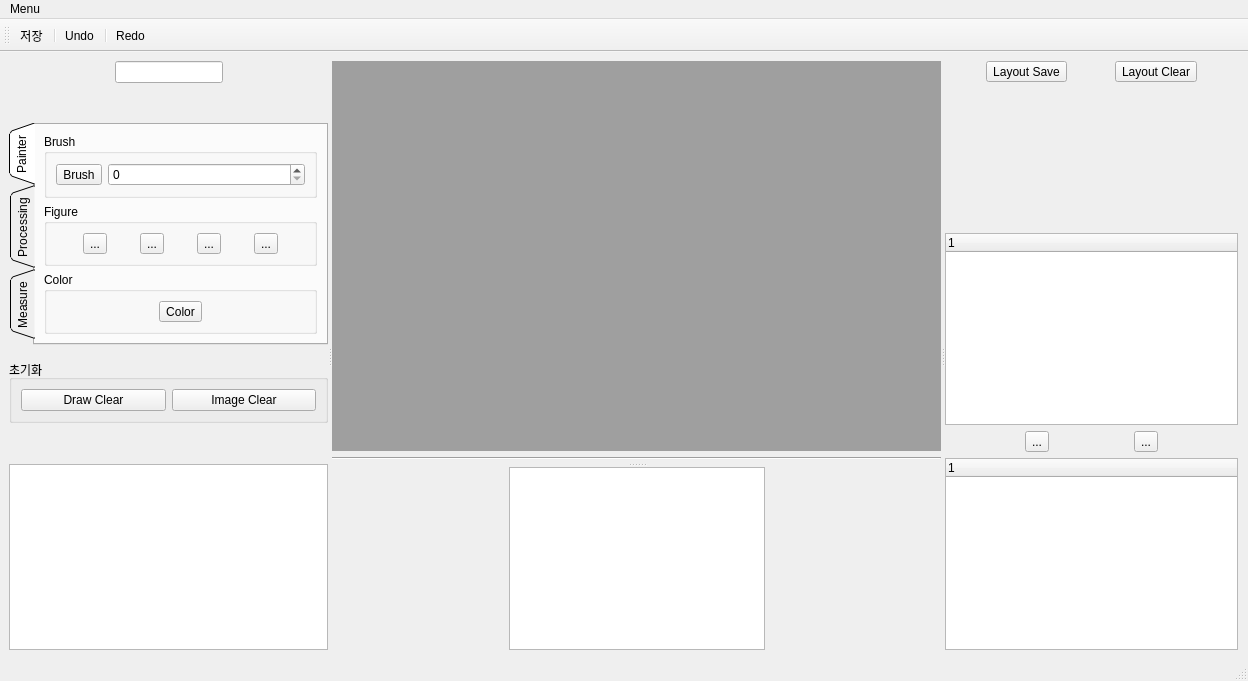
purenaa/Final_Project_Reference, file DentistApp/mainwindow.ui: the form before one commit.
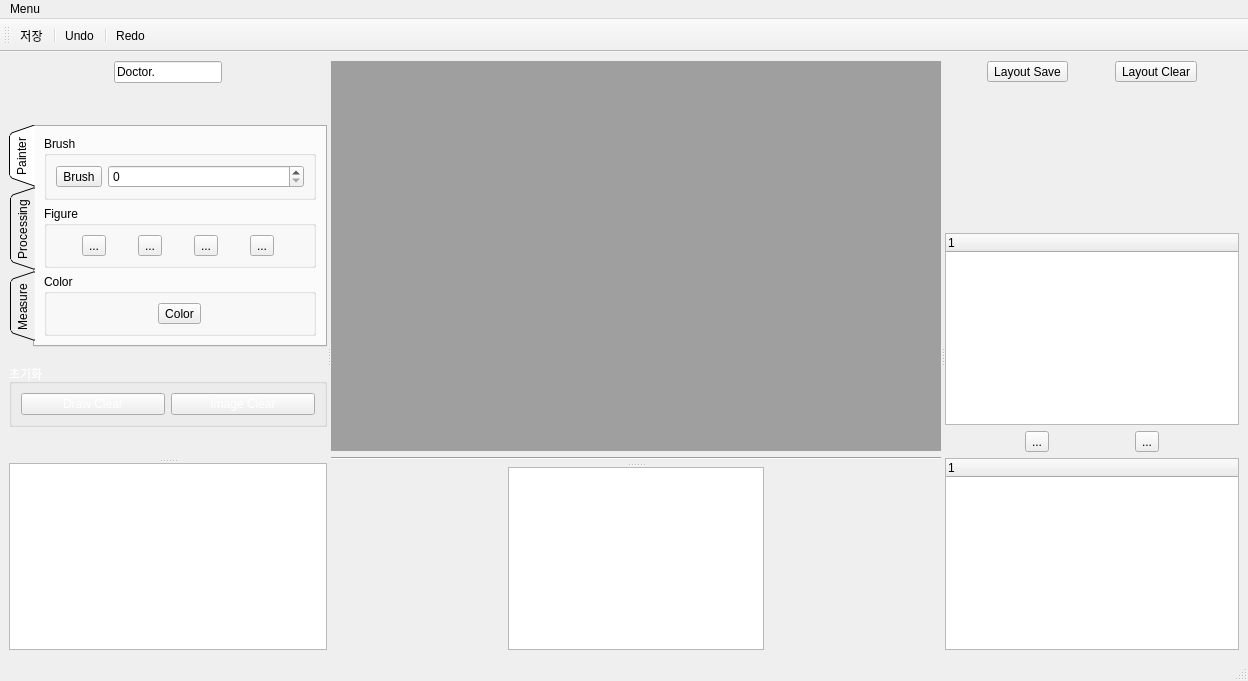
The form after the commit. The open tabs and pages were chosen to show the change. Icons and pictures are not drawn.

```diff
--- a/DentistApp/mainwindow.ui
+++ b/DentistApp/mainwindow.ui
@@ -15,19 +15,25 @@
   </property>
   <property name="styleSheet">
    <string notr="true">QMainWindow {background-color: rgb(32, 56, 100)};
+
 </string>
   </property>
   <widget class="QWidget" name="centralwidget">
    <layout class="QVBoxLayout" name="verticalLayout_12">
-    <property name="rightMargin">
-     <number>10</number>
-    </property>
     <item>
+     <widget class="QSplitter" name="splitter4">
+      <property name="orientation">
+       <enum>Qt::Horizontal</enum>
+      </property>
      <widget class="QSplitter" name="splitter3">
       <property name="orientation">
        <enum>Qt::Horizontal</enum>
       </property>
-      <widget class="QWidget" name="">
+       <widget class="QSplitter" name="splitter">
+        <property name="orientation">
+         <enum>Qt::Vertical</enum>
+        </property>
+        <widget class="QWidget" name="layoutWidget">
        <layout class="QVBoxLayout" name="verticalLayout_8">
         <item>
          <layout class="QVBoxLayout" name="verticalLayout_5">
@@ -47,7 +53,11 @@
              </spacer>
             </item>
             <item>
-             <widget class="QLineEdit" name="doctorNameLineEdit"/>
+               <widget class="QLineEdit" name="doctorNameLineEdit">
+                <property name="text">
+                 <string>Doctor.</string>
+                </property>
+               </widget>
             </item>
             <item>
              <spacer name="horizontalSpacer_7">
@@ -81,9 +91,6 @@
         </item>
         <item>
          <widget class="QTabWidget" name="tabWidget">
-          <property name="styleSheet">
-           <string notr="true">QtabWidget {background-color: rgb(32, 56, 100)};</string>
-          </property>
           <property name="tabPosition">
            <enum>QTabWidget::West</enum>
           </property>
@@ -100,12 +107,19 @@
            <layout class="QVBoxLayout" name="verticalLayout">
             <item>
              <widget class="QGroupBox" name="brushGroupBox">
+                <property name="styleSheet">
+                 <string notr="true">QGroupBox {color: rgb(255, 255, 255)};</string>
+                </property>
               <property name="title">
                <string>Brush</string>
               </property>
               <layout class="QHBoxLayout" name="horizontalLayout_6">
                <item>
                 <widget class="QToolButton" name="brushToolButton">
+                   <property name="styleSheet">
+                    <string notr="true">QToolButton {color: rgb(255, 255, 255)};
+</string>
+                   </property>
                  <property name="text">
                   <string>Brush</string>
                  </property>
@@ -123,6 +137,9 @@
             </item>
             <item>
              <widget class="QGroupBox" name="figureGroupBox">
+                <property name="styleSheet">
+                 <string notr="true">QGroupBox {color: rgb(255, 255, 255)};</string>
+                </property>
               <property name="title">
                <string>Figure</string>
               </property>
@@ -224,6 +241,9 @@
             </item>
             <item>
              <widget class="QGroupBox" name="colorGroupBox">
+                <property name="styleSheet">
+                 <string notr="true">QGroupBox {color: rgb(255, 255, 255)};</string>
+                </property>
               <property name="title">
                <string>Color</string>
               </property>
@@ -260,6 +280,9 @@
            <layout class="QVBoxLayout" name="verticalLayout_4">
             <item>
              <widget class="QGroupBox" name="imageGroupBox">
+                <property name="styleSheet">
+                 <string notr="true">QGroupBox {color: rgb(255, 255, 255)};</string>
+                </property>
               <property name="title">
                <string>Image</string>
               </property>
@@ -479,6 +502,9 @@
            <layout class="QVBoxLayout" name="verticalLayout_6">
             <item>
              <widget class="QGroupBox" name="measureGroupBox">
+                <property name="styleSheet">
+                 <string notr="true">QGroupBox {color: rgb(255, 255, 255)};</string>
+                </property>
               <property name="title">
                <string>Measure</string>
               </property>
@@ -557,6 +583,9 @@
             </item>
             <item>
              <widget class="QGroupBox" name="implantGroupBox">
+                <property name="styleSheet">
+                 <string notr="true">QGroupBox {color: rgb(255, 255, 255)};</string>
+                </property>
               <property name="title">
                <string>Implant</string>
               </property>
@@ -645,16 +674,128 @@
            <widget class="QGroupBox" name="initializationGroupBox">
             <property name="palette">
              <palette>
-              <active/>
-              <inactive/>
-              <disabled/>
+                <active>
+                 <colorrole role="WindowText">
+                  <brush brushstyle="SolidPattern">
+                   <color alpha="255">
+                    <red>255</red>
+                    <green>255</green>
+                    <blue>255</blue>
+                   </color>
+                  </brush>
+                 </colorrole>
+                 <colorrole role="Text">
+                  <brush brushstyle="SolidPattern">
+                   <color alpha="255">
+                    <red>255</red>
+                    <green>255</green>
+                    <blue>255</blue>
+                   </color>
+                  </brush>
+                 </colorrole>
+                 <colorrole role="ButtonText">
+                  <brush brushstyle="SolidPattern">
+                   <color alpha="255">
+                    <red>255</red>
+                    <green>255</green>
+                    <blue>255</blue>
+                   </color>
+                  </brush>
+                 </colorrole>
+                 <colorrole role="PlaceholderText">
+                  <brush brushstyle="SolidPattern">
+                   <color alpha="255">
+                    <red>255</red>
+                    <green>255</green>
+                    <blue>255</blue>
+                   </color>
+                  </brush>
+                 </colorrole>
+                </active>
+                <inactive>
+                 <colorrole role="WindowText">
+                  <brush brushstyle="SolidPattern">
+                   <color alpha="255">
+                    <red>255</red>
+                    <green>255</green>
+                    <blue>255</blue>
+                   </color>
+                  </brush>
+                 </colorrole>
+                 <colorrole role="Text">
+                  <brush brushstyle="SolidPattern">
+                   <color alpha="255">
+                    <red>255</red>
+                    <green>255</green>
+                    <blue>255</blue>
+                   </color>
+                  </brush>
+                 </colorrole>
+                 <colorrole role="ButtonText">
+                  <brush brushstyle="SolidPattern">
+                   <color alpha="255">
+                    <red>255</red>
+                    <green>255</green>
+                    <blue>255</blue>
+                   </color>
+                  </brush>
+                 </colorrole>
+                 <colorrole role="PlaceholderText">
+                  <brush brushstyle="SolidPattern">
+                   <color alpha="255">
+                    <red>255</red>
+                    <green>255</green>
+                    <blue>255</blue>
+                   </color>
+                  </brush>
+                 </colorrole>
+                </inactive>
+                <disabled>
+                 <colorrole role="WindowText">
+                  <brush brushstyle="SolidPattern">
+                   <color alpha="255">
+                    <red>255</red>
+                    <green>255</green>
+                    <blue>255</blue>
+                   </color>
+                  </brush>
+                 </colorrole>
+                 <colorrole role="Text">
+                  <brush brushstyle="SolidPattern">
+                   <color alpha="255">
+                    <red>255</red>
+                    <green>255</green>
+                    <blue>255</blue>
+                   </color>
+                  </brush>
+                 </colorrole>
+                 <colorrole role="ButtonText">
+                  <brush brushstyle="SolidPattern">
+                   <color alpha="255">
+                    <red>255</red>
+                    <green>255</green>
+                    <blue>255</blue>
+                   </color>
+                  </brush>
+                 </colorrole>
+                 <colorrole role="PlaceholderText">
+                  <brush brushstyle="SolidPattern">
+                   <color alpha="255">
+                    <red>255</red>
+                    <green>255</green>
+                    <blue>255</blue>
+                   </color>
+                  </brush>
+                 </colorrole>
+                </disabled>
              </palette>
             </property>
             <property name="autoFillBackground">
              <bool>false</bool>
             </property>
             <property name="styleSheet">
-             <string notr="true">initializationGroupBox {border-color: rgb(0, 0, 0)};
+               <string notr="true">QGroupBox {color: rgb(255, 255, 255)};
+
 
 </string>
             </property>
@@ -698,13 +839,14 @@
           </property>
           <property name="sizeHint" stdset="0">
            <size>
-            <width>20</width>
-            <height>40</height>
+              <width>256</width>
+              <height>36</height>
            </size>
           </property>
          </spacer>
         </item>
-        <item>
+         </layout>
+        </widget>
          <widget class="QTableView" name="patientTableView">
           <property name="alternatingRowColors">
            <bool>true</bool>
@@ -716,18 +858,12 @@
            <number>15</number>
           </attribute>
          </widget>
-        </item>
-       </layout>
-      </widget>
-      <widget class="QSplitter" name="splitter">
-       <property name="orientation">
-        <enum>Qt::Horizontal</enum>
-       </property>
+       </widget>
        <widget class="QSplitter" name="splitter2">
         <property name="orientation">
          <enum>Qt::Vertical</enum>
         </property>
-        <widget class="QWidget" name="">
+        <widget class="QWidget" name="layoutWidget">
          <layout class="QVBoxLayout" name="verticalLayout_11">
           <item>
            <widget class="QMdiArea" name="mdiArea">
@@ -762,7 +898,7 @@
           </item>
          </layout>
         </widget>
-        <widget class="QWidget" name="">
+        <widget class="QWidget" name="layoutWidget">
          <layout class="QHBoxLayout" name="horizontalLayout_14">
           <item>
            <spacer name="horizontalSpacer_9">
@@ -796,7 +932,8 @@
          </layout>
         </widget>
        </widget>
-       <widget class="QWidget" name="">
+      </widget>
+      <widget class="QWidget" name="layoutWidget">
         <layout class="QVBoxLayout" name="verticalLayout_10">
          <item>
           <layout class="QVBoxLayout" name="verticalLayout_9">
@@ -969,7 +1106,6 @@
           </layout>
          </item>
         </layout>
-       </widget>
       </widget>
      </widget>
     </item>
```
Lines whose indentation alone changed are shown as unchanged.
